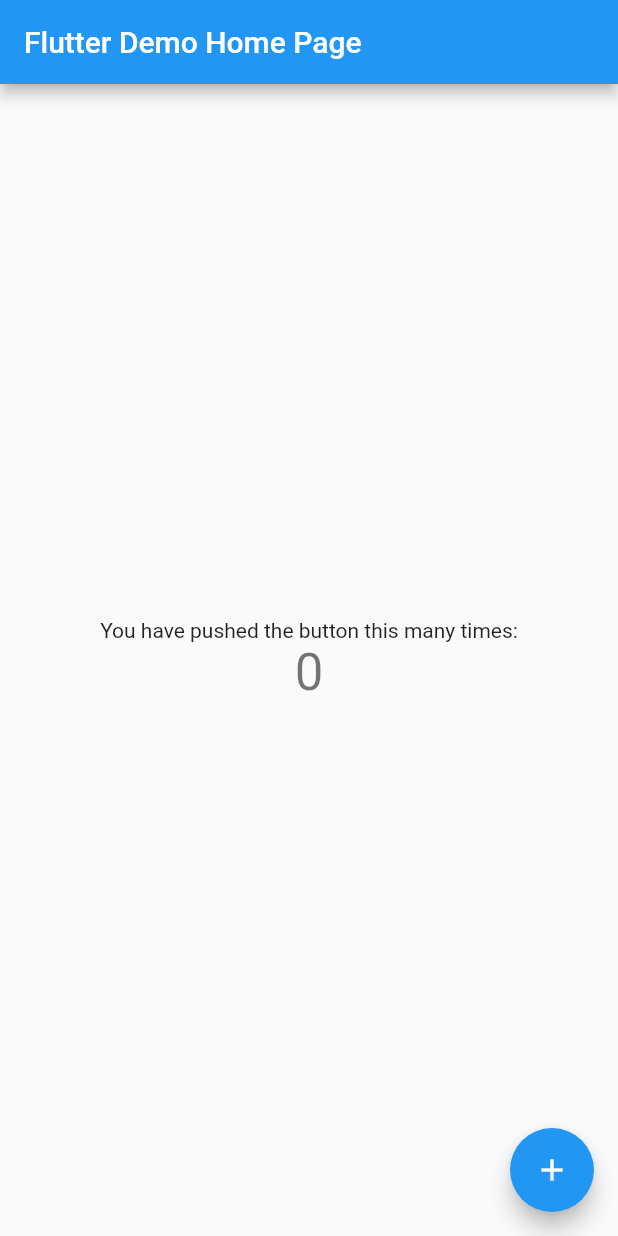
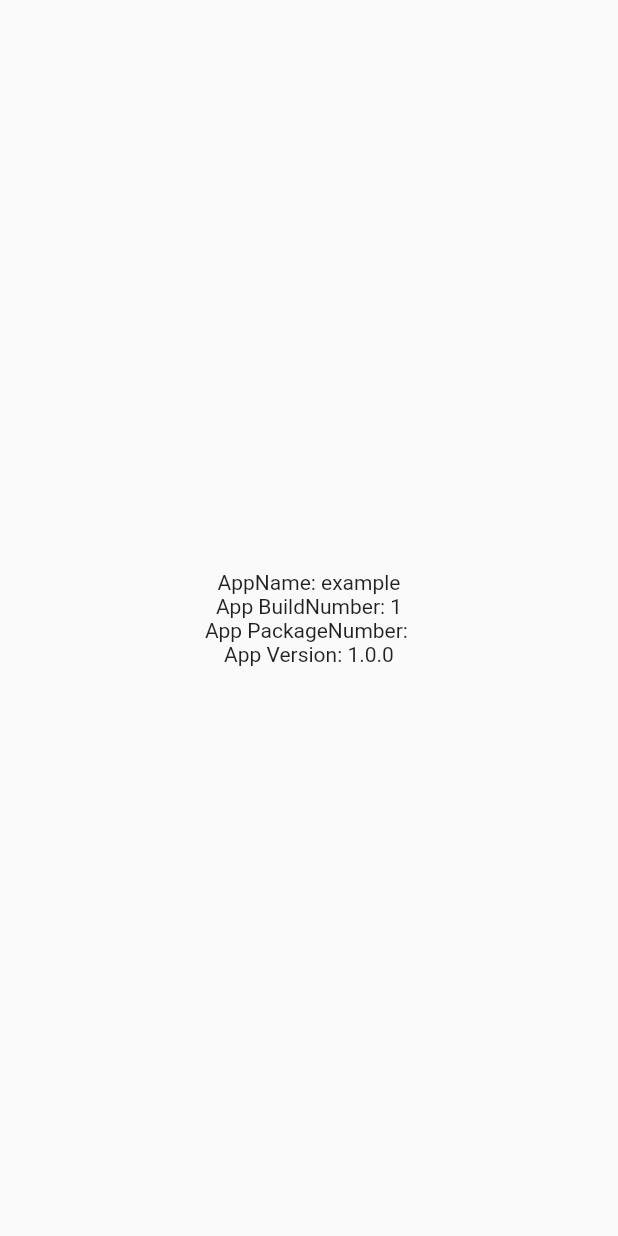
Before and after one commit to ThiagoEvoa/flutter_examples, a Flutter app: the screen it shows after launch, on a phone screen of 412 x 824 dp. Run offline on Flutter 3.47's test engine with Material 2 defaults, Android fonts, the phone set to English and light mode, and no system bars; our stand-ins replace package_info.

Commit message:
Commit packageinfo

```diff
--- a/example/lib/main.dart
+++ b/example/lib/main.dart
@@ -1,4 +1,5 @@
 import 'package:flutter/material.dart';
+import 'package:package_info/package_info.dart';
 
 void main() => runApp(MyApp());
 
@@ -24,38 +25,42 @@ class MyHomePage extends StatefulWidget {
 }
 
 class _MyHomePageState extends State<MyHomePage> {
-  int _counter = 0;
-
-  void _incrementCounter() {
-    setState(() {
-      _counter++;
-    });
+  Future<PackageInfo> _getPackageInfo() async {
+    return await PackageInfo.fromPlatform();
   }
 
   @override
   Widget build(BuildContext context) {
-    return Scaffold(
-      appBar: AppBar(
-        title: Text(widget.title),
-      ),
-      body: Center(
-        child: Column(
+    return Material(
+      child: Center(
+        child: FutureBuilder<PackageInfo>(
+          future: _getPackageInfo(),
+          builder: (context, snapshot) {
+            if (snapshot.data != null) {
+              return Column(
                 mainAxisAlignment: MainAxisAlignment.center,
                 children: <Widget>[
                   Text(
-              'You have pushed the button this many times:',
+                    'AppName: ${snapshot.data.appName}',
                   ),
                   Text(
-              '$_counter',
-              style: Theme.of(context).textTheme.display1,
+                    'App BuildNumber: ${snapshot.data.buildNumber}',
+                  ),
+                  Text(
+                    'App PackageNumber: ${snapshot.data.packageName}',
+                  ),
+                  Text(
+                    'App Version: ${snapshot.data.version}',
                   ),
                 ],
+              );
+            } else {
+              return Center(
+                child: CircularProgressIndicator(),
+              );
+            }
+          },
         ),
-      ),
-      floatingActionButton: FloatingActionButton(
-        onPressed: _incrementCounter,
-        tooltip: 'Increment',
-        child: Icon(Icons.add),
       ),
     );
   }
--- a/example/pubspec.yaml
+++ b/example/pubspec.yaml
@@ -19,6 +19,7 @@ environment:
 dependencies:
   flutter:
     sdk: flutter
+  package_info: ^0.4.0+10
 
   # The following adds the Cupertino Icons font to your application.
   # Use with the CupertinoIcons class for iOS style icons.
```
Also changed, not shown: example/pubspec.lock, 6 other files. Lines whose indentation alone changed are shown as unchanged.
